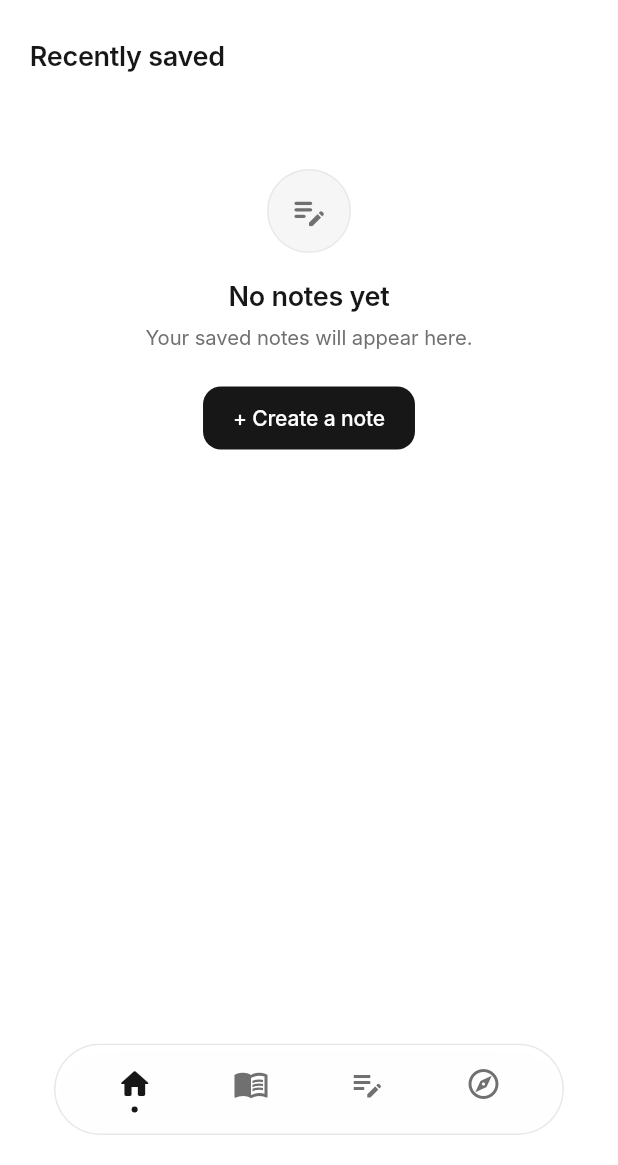
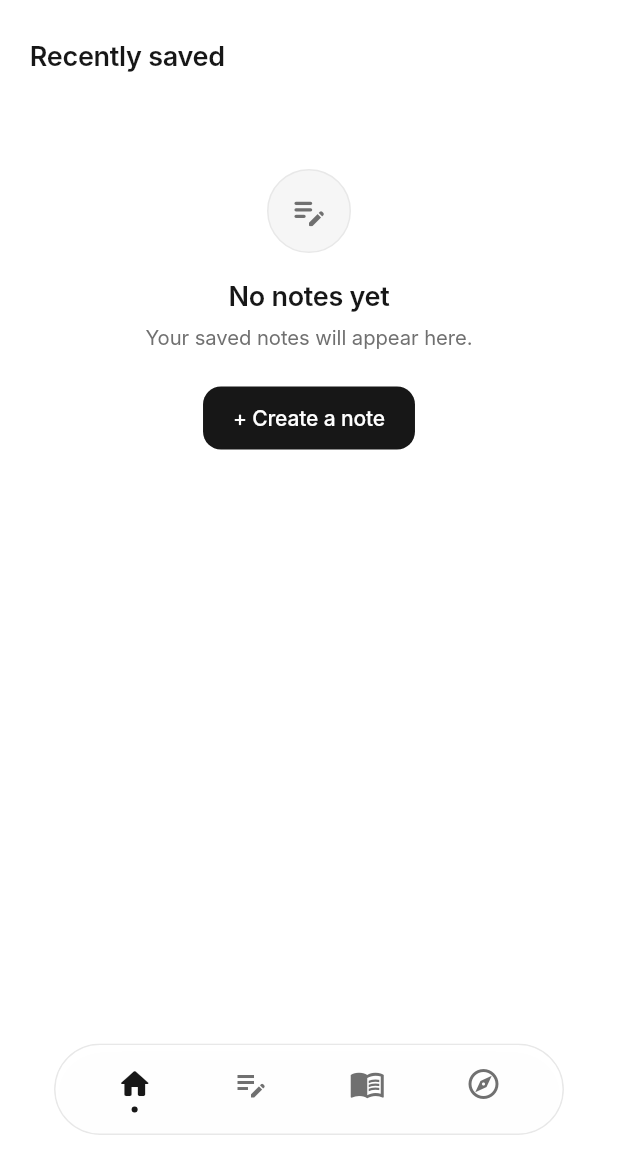
Before and after one commit to bhvyshrm/Haven, a Flutter app: the screen it shows after launch, on a phone screen of 412 x 824 dp, the part 71-1236 px from its top. Run offline on Flutter 3.47's test engine with Material 3 defaults, Android fonts, the phone set to English and light mode, and no system bars; our stand-ins replace file_picker, flutter_local_notifications, google_sign_in, local_auth, share_plus, shared_preferences and 3 more; missing offline and left inert: googleapis; accounts and stored records are empty; Roboto replaces fonts that are missing (Inter).

Commit message:
refactor: reorder bottom navigation to Home Notes Journal Discover

```diff
--- a/lib/core/widgets/haven_bottom_nav.dart
+++ b/lib/core/widgets/haven_bottom_nav.dart
@@ -85,9 +85,9 @@ class HavenBottomNav extends StatelessWidget {
                     ),
                     _NavItem(
                       icon: currentIndex == 1
-                          ? Icons.menu_book_rounded
-                          : Icons.menu_book_outlined,
-                      label: 'Journal',
+                          ? Icons.edit_note_rounded
+                          : Icons.edit_note_outlined,
+                      label: 'Notes',
                       isSelected: currentIndex == 1,
                       activeColor: activeColor,
                       inactiveColor: inactiveColor,
@@ -95,9 +95,9 @@ class HavenBottomNav extends StatelessWidget {
                     ),
                     _NavItem(
                       icon: currentIndex == 2
-                          ? Icons.edit_note_rounded
-                          : Icons.edit_note_outlined,
-                      label: 'Notes',
+                          ? Icons.menu_book_rounded
+                          : Icons.menu_book_outlined,
+                      label: 'Journal',
                       isSelected: currentIndex == 2,
                       activeColor: activeColor,
                       inactiveColor: inactiveColor,
--- a/lib/features/home/home_screen.dart
+++ b/lib/features/home/home_screen.dart
@@ -77,7 +77,7 @@ class HomeScreen extends StatelessWidget {
                     if (state.notes.isNotEmpty)
                       TextButton(
                         onPressed: () =>
-                            state.setTabIndex(2), // Switch to Notes tab
+                            state.setTabIndex(1), // Switch to Notes tab
                         style: TextButton.styleFrom(
                           padding: const EdgeInsets.symmetric(
                             horizontal: 8.0,
--- a/lib/features/main_shell.dart
+++ b/lib/features/main_shell.dart
@@ -109,8 +109,8 @@ class MainShell extends StatelessWidget {
                   currentIndex: state.currentTabIndex,
                   children: const [
                     HomeScreen(),
+                    NotesScreen(),
                     JournalScreen(),
-                    NotesScreen(),
                     DiscoverScreen(),
                   ],
                 ),
```
Also changed, not shown: 1 other file.
